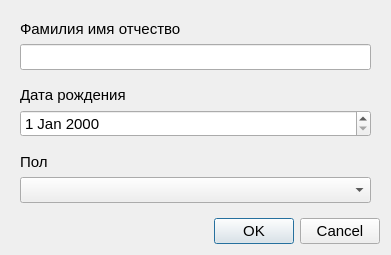
The window that client_widgets/database_widgets/patientkarddialog.ui (grigp/a-analyser) describes before a commit, drawn with Qt 5.
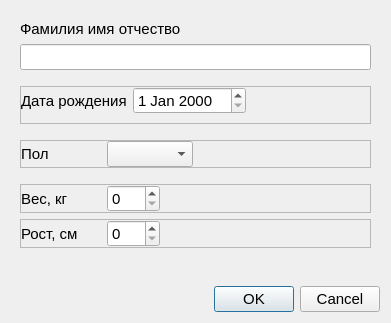
The same window after the commit.

What changed in the file:
```diff
--- a/client_widgets/database_widgets/patientkarddialog.ui
+++ b/client_widgets/database_widgets/patientkarddialog.ui
@@ -10,7 +10,7 @@
     <x>0</x>
     <y>0</y>
     <width>391</width>
-    <height>254</height>
+    <height>323</height>
    </rect>
   </property>
   <property name="font">
@@ -52,15 +52,49 @@
        </spacer>
       </item>
       <item>
-       <widget class="QLabel" name="lblBorn">
-        <property name="text">
-         <string>Дата рождения</string>
+       <widget class="QFrame" name="frBorn">
+        <property name="frameShape">
+         <enum>QFrame::StyledPanel</enum>
         </property>
+        <property name="frameShadow">
+         <enum>QFrame::Raised</enum>
+        </property>
+        <layout class="QHBoxLayout" name="horizontalLayout_4">
+         <property name="leftMargin">
+          <number>0</number>
+         </property>
+         <property name="topMargin">
+          <number>0</number>
+         </property>
+         <property name="rightMargin">
+          <number>0</number>
+         </property>
+         <item>
+          <widget class="QLabel" name="lblBorn">
+           <property name="text">
+            <string>Дата рождения</string>
+           </property>
+          </widget>
+         </item>
+         <item>
+          <widget class="QDateEdit" name="edBorn"/>
+         </item>
+         <item>
+          <spacer name="horizontalSpacer_4">
+           <property name="orientation">
+            <enum>Qt::Horizontal</enum>
+           </property>
+           <property name="sizeHint" stdset="0">
+            <size>
+             <width>40</width>
+             <height>20</height>
+            </size>
+           </property>
+          </spacer>
+         </item>
+        </layout>
        </widget>
       </item>
-      <item>
-       <widget class="QDateEdit" name="edBorn"/>
-      </item>
       <item>
        <spacer name="verticalSpacer_3">
         <property name="orientation">
@@ -78,14 +112,196 @@
        </spacer>
       </item>
       <item>
-       <widget class="QLabel" name="lblSex">
-        <property name="text">
-         <string>Пол</string>
+       <widget class="QFrame" name="frSex">
+        <property name="frameShape">
+         <enum>QFrame::StyledPanel</enum>
         </property>
+        <property name="frameShadow">
+         <enum>QFrame::Raised</enum>
+        </property>
+        <layout class="QHBoxLayout" name="horizontalLayout">
+         <property name="spacing">
+          <number>6</number>
+         </property>
+         <property name="leftMargin">
+          <number>0</number>
+         </property>
+         <property name="topMargin">
+          <number>0</number>
+         </property>
+         <property name="rightMargin">
+          <number>0</number>
+         </property>
+         <property name="bottomMargin">
+          <number>0</number>
+         </property>
+         <item>
+          <widget class="QLabel" name="lblSex">
+           <property name="minimumSize">
+            <size>
+             <width>80</width>
+             <height>0</height>
+            </size>
+           </property>
+           <property name="text">
+            <string>Пол</string>
+           </property>
+          </widget>
+         </item>
+         <item>
+          <widget class="QComboBox" name="cbSex"/>
+         </item>
+         <item>
+          <spacer name="horizontalSpacer">
+           <property name="orientation">
+            <enum>Qt::Horizontal</enum>
+           </property>
+           <property name="sizeHint" stdset="0">
+            <size>
+             <width>40</width>
+             <height>20</height>
+            </size>
+           </property>
+          </spacer>
+         </item>
+        </layout>
        </widget>
       </item>
       <item>
-       <widget class="QComboBox" name="cbSex"/>
+       <spacer name="verticalSpacer_4">
+        <property name="orientation">
+         <enum>Qt::Vertical</enum>
+        </property>
+        <property name="sizeType">
+         <enum>QSizePolicy::Fixed</enum>
+        </property>
+        <property name="sizeHint" stdset="0">
+         <size>
+          <width>20</width>
+          <height>10</height>
+         </size>
+        </property>
+       </spacer>
+      </item>
+      <item>
+       <widget class="QFrame" name="frWeight">
+        <property name="frameShape">
+         <enum>QFrame::StyledPanel</enum>
+        </property>
+        <property name="frameShadow">
+         <enum>QFrame::Raised</enum>
+        </property>
+        <layout class="QHBoxLayout" name="horizontalLayout_2">
+         <property name="leftMargin">
+          <number>0</number>
+         </property>
+         <property name="topMargin">
+          <number>0</number>
+         </property>
+         <property name="rightMargin">
+          <number>0</number>
+         </property>
+         <property name="bottomMargin">
+          <number>0</number>
+         </property>
+         <item>
+          <widget class="QLabel" name="lblWeight">
+           <property name="minimumSize">
+            <size>
+             <width>80</width>
+             <height>0</height>
+            </size>
+           </property>
+           <property name="text">
+            <string>Вес, кг</string>
+           </property>
+          </widget>
+         </item>
+         <item>
+          <widget class="QSpinBox" name="edWeight">
+           <property name="maximum">
+            <number>500</number>
+           </property>
+           <property name="singleStep">
+            <number>10</number>
+           </property>
+          </widget>
+         </item>
+         <item>
+          <spacer name="horizontalSpacer_2">
+           <property name="orientation">
+            <enum>Qt::Horizontal</enum>
+           </property>
+           <property name="sizeHint" stdset="0">
+            <size>
+             <width>40</width>
+             <height>20</height>
+            </size>
+           </property>
+          </spacer>
+         </item>
+        </layout>
+       </widget>
+      </item>
+      <item>
+       <widget class="QFrame" name="frHeight">
+        <property name="frameShape">
+         <enum>QFrame::StyledPanel</enum>
+        </property>
+        <property name="frameShadow">
+         <enum>QFrame::Raised</enum>
+        </property>
+        <layout class="QHBoxLayout" name="horizontalLayout_3">
+         <property name="leftMargin">
+          <number>0</number>
+         </property>
+         <property name="topMargin">
+          <number>0</number>
+         </property>
+         <property name="rightMargin">
+          <number>0</number>
+         </property>
+         <property name="bottomMargin">
+          <number>0</number>
+         </property>
+         <item>
+          <widget class="QLabel" name="lblHeight">
+           <property name="minimumSize">
+            <size>
+             <width>80</width>
+             <height>0</height>
+            </size>
+           </property>
+           <property name="text">
+            <string>Рост, см</string>
+           </property>
+          </widget>
+         </item>
+         <item>
+          <widget class="QSpinBox" name="edHeight">
+           <property name="maximum">
+            <number>300</number>
+           </property>
+           <property name="singleStep">
+            <number>10</number>
+           </property>
+          </widget>
+         </item>
+         <item>
+          <spacer name="horizontalSpacer_3">
+           <property name="orientation">
+            <enum>Qt::Horizontal</enum>
+           </property>
+           <property name="sizeHint" stdset="0">
+            <size>
+             <width>40</width>
+             <height>20</height>
+            </size>
+           </property>
+          </spacer>
+         </item>
+        </layout>
+       </widget>
       </item>
       <item>
        <spacer name="verticalSpacer">
```
